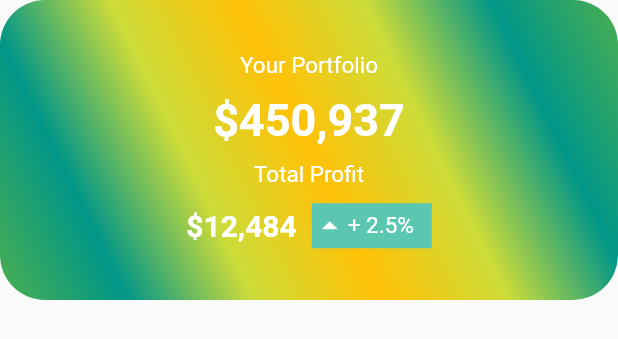
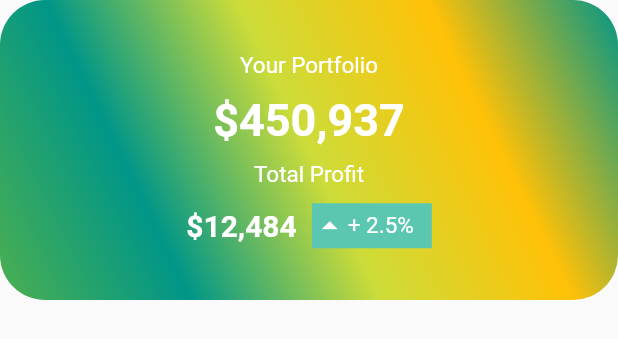
Before and after one commit to ldbnr4/cachemoney, a Flutter app: the PortfolioSummary widget shown alone on an empty page, opened directly, on a phone screen of 412 x 824 dp. Shown: the top 339 px of the screen. Run offline on Flutter 3.47's test engine with Material 2 defaults, Android fonts, the phone set to English and light mode, and no system bars; our stand-ins replace font_awesome_flutter; missing offline and left inert: bezier_chart; network calls fail; statements that could not run were skipped.

```diff
--- a/lib/home/portfolio_summary.dart
+++ b/lib/home/portfolio_summary.dart
@@ -26,9 +26,7 @@ class _PortfolioSummaryState extends State<PortfolioSummary> {
               Colors.teal,
               Colors.lime,
               Colors.amber,
-              Colors.lime,
               Colors.teal,
-              Colors.green,
             ],
           ),
           borderRadius: BorderRadius.circular(30)),
```
